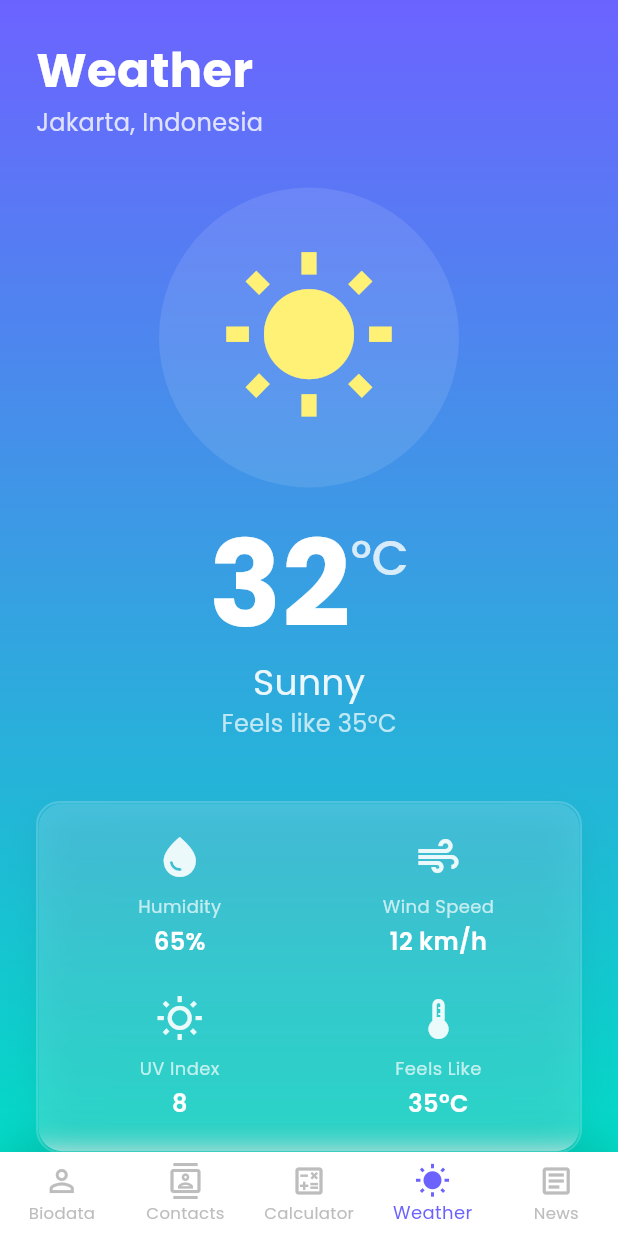
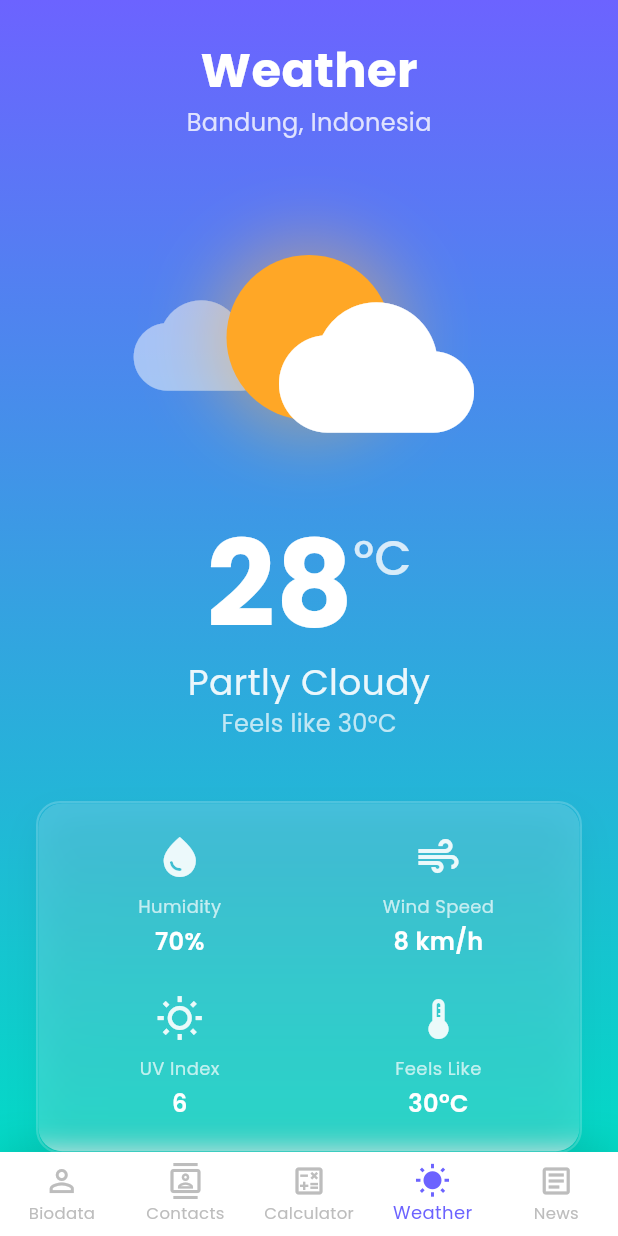
Before and after one commit to fathurp01/SynergyApp, a Flutter app: the screen it shows after launch, item 4 of the bottom bar chosen, on a phone screen of 412 x 824 dp. Run offline on Flutter 3.47's test engine with Material 3 defaults, Android fonts, the light colour scheme and no system bars; our stand-ins replace google_fonts.

Commit message:
weather ui update

```diff
--- a/lib/screens/weather_page.dart
+++ b/lib/screens/weather_page.dart
@@ -2,20 +2,63 @@ import 'package:flutter/material.dart';
 import 'package:google_fonts/google_fonts.dart';
 import '../widgets/glass_card.dart';
 
-/// Weather page with static weather data and animated icon
-class WeatherPage extends StatelessWidget {
+/// Weather page with static weather data and animated clouds
+class WeatherPage extends StatefulWidget {
   const WeatherPage({super.key});
 
-  // Static weather data
+  @override
+  State<WeatherPage> createState() => _WeatherPageState();
+}
+
+class _WeatherPageState extends State<WeatherPage>
+    with TickerProviderStateMixin {
+  late AnimationController _cloudController;
+  late AnimationController _glowController;
+  late Animation<double> _cloudAnimation;
+  late Animation<double> _glowAnimation;
+
+  // Static weather data - Updated to Bandung with Partly Cloudy
   static const Map<String, dynamic> _weatherData = {
-    'location': 'Jakarta, Indonesia',
-    'temperature': 32,
-    'condition': 'Sunny',
-    'humidity': 65,
-    'windSpeed': 12,
-    'feelsLike': 35,
-    'uvIndex': 8,
+    'location': 'Bandung, Indonesia',
+    'temperature': 28,
+    'condition': 'Partly Cloudy',
+    'humidity': 70,
+    'windSpeed': 8,
+    'feelsLike': 30,
+    'uvIndex': 6,
   };
+
+  @override
+  void initState() {
+    super.initState();
+
+    // Cloud animation controller - very slow movement
+    _cloudController = AnimationController(
+      duration: const Duration(seconds: 6),
+      vsync: this,
+    )..repeat(reverse: true);
+
+    _cloudAnimation = Tween<double>(begin: -8.0, end: 8.0).animate(
+      CurvedAnimation(parent: _cloudController, curve: Curves.easeInOut),
+    );
+
+    // Glow animation controller - very subtle pulsing
+    _glowController = AnimationController(
+      duration: const Duration(seconds: 3),
+      vsync: this,
+    )..repeat(reverse: true);
+
+    _glowAnimation = Tween<double>(begin: 0.4, end: 0.6).animate(
+      CurvedAnimation(parent: _glowController, curve: Curves.easeInOut),
+    );
+  }
+
+  @override
+  void dispose() {
+    _cloudController.dispose();
+    _glowController.dispose();
+    super.dispose();
+  }
 
   @override
   Widget build(BuildContext context) {
@@ -36,9 +79,9 @@ class WeatherPage extends StatelessWidget {
           child: SingleChildScrollView(
             padding: const EdgeInsets.all(24),
             child: Column(
-              crossAxisAlignment: CrossAxisAlignment.start,
+              crossAxisAlignment: CrossAxisAlignment.center,
               children: [
-                // Header
+                // Header - Centered
                 Text(
                   'Weather',
                   style: GoogleFonts.poppins(
@@ -60,23 +103,67 @@ class WeatherPage extends StatelessWidget {
                 Center(
                   child: Column(
                     children: [
-                      // Animated weather icon placeholder
-                      Container(
-                        width: 200,
+                      // Animated weather icon - Sun with moving clouds
+                      SizedBox(
+                        width: 280,
                         height: 200,
-                        decoration: BoxDecoration(
-                          shape: BoxShape.circle,
-                          color: Colors.white.withOpacity(0.1),
-                        ),
                         child: Stack(
+                          clipBehavior: Clip.none,
                           alignment: Alignment.center,
                           children: [
-                            Icon(
-                              Icons.wb_sunny,
-                              size: 120,
-                              color: Colors.yellow.shade300,
+                            // Animated Cloud - Behind Sun (Left side)
+                            AnimatedBuilder(
+                              animation: _cloudAnimation,
+                              builder: (context, child) {
+                                return Positioned(
+                                  left: 30 + _cloudAnimation.value,
+                                  top: 60,
+                                  child: Icon(
+                                    Icons.cloud,
+                                    size: 90,
+                                    color: Colors.white.withOpacity(0.5),
+                                  ),
+                                );
+                              },
                             ),
-                            // Replace with: Lottie.asset('assets/animations/weather_sunny.json')
+
+                            // Animated Sun with Glow (Center)
+                            AnimatedBuilder(
+                              animation: _glowAnimation,
+                              builder: (context, child) {
+                                return Center(
+                                  child: Container(
+                                    width: 110,
+                                    height: 110,
+                                    decoration: BoxDecoration(
+                                      shape: BoxShape.circle,
+                                      color: Colors.orange.shade400,
+                                      boxShadow: [
+                                        BoxShadow(
+                                          color: Colors.orange.shade300
+                                              .withOpacity(
+                                                _glowAnimation.value,
+                                              ),
+                                          blurRadius: 40,
+                                          spreadRadius: 10,
+                                        ),
+                                      ],
+                                    ),
+                                  ),
+                                );
+                              },
+                            ),
+
+                            // Static Cloud - Front of Sun (Right side)
+                            Positioned(
+                              right: 30,
+                              top: 55,
+                              child: Icon(
+                                Icons.cloud,
+                                size: 130,
+                                color: Colors.white,
+                              ),
+                            ),
                           ],
                         ),
                       ),
@@ -184,11 +271,11 @@ class WeatherPage extends StatelessWidget {
                         ),
                       ),
                       const SizedBox(height: 16),
-                      _buildForecastItem('Mon', 'Sunny', 31, 24),
-                      _buildForecastItem('Tue', 'Cloudy', 29, 23),
-                      _buildForecastItem('Wed', 'Rainy', 27, 22),
-                      _buildForecastItem('Thu', 'Sunny', 32, 25),
-                      _buildForecastItem('Fri', 'Partly Cloudy', 30, 24),
+                      _buildForecastItem('Mon', 'Partly Cloudy', 28, 21),
+                      _buildForecastItem('Tue', 'Cloudy', 27, 20),
+                      _buildForecastItem('Wed', 'Rainy', 25, 19),
+                      _buildForecastItem('Thu', 'Partly Cloudy', 29, 22),
+                      _buildForecastItem('Fri', 'Sunny', 30, 23),
                     ],
                   ),
                 ),
```
